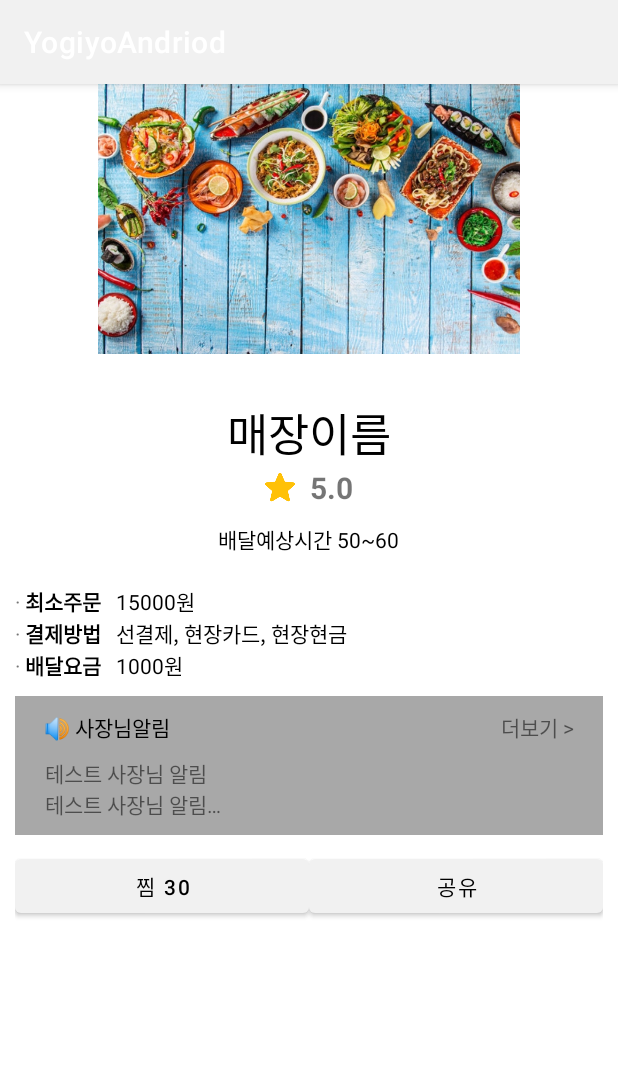
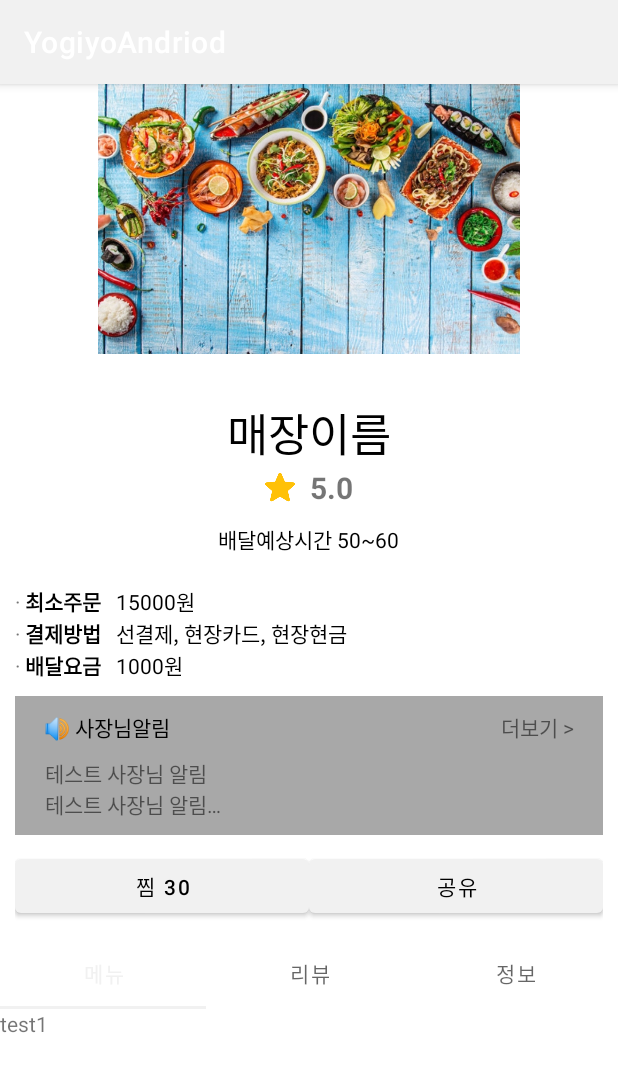
Before and after one commit to aqp1234/YogiyoAndriod, an Android app: the Detail_restaurant screen opened directly, with no data from a screen before it, on a phone screen of 412 x 824 dp. Shown: the top 1072 px of the screen. Run offline under Robolectric (Android 15) with nearby library versions, the phone set to English and light mode, and no system bars.

Commit message:
add Restaurant_Detail_Fragment
매장 정보 탭에서 하단에 TabLayout과 Fragment 를 이용하여 메뉴,리뷰,정보 란을 선택하여 확인 할수 있게 기능 추가(UI적용 X)

```diff
--- a/app/src/main/java/com/kms/yogiyoandriod/Detail_restaurant.kt
+++ b/app/src/main/java/com/kms/yogiyoandriod/Detail_restaurant.kt
@@ -2,11 +2,30 @@ package com.kms.yogiyoandriod
 
 import android.os.Bundle
 import androidx.appcompat.app.AppCompatActivity
+import androidx.viewpager2.widget.ViewPager2
+import com.google.android.material.tabs.TabLayout
+import com.google.android.material.tabs.TabLayoutMediator
 
 class Detail_restaurant : AppCompatActivity() {
     override fun onCreate(savedInstanceState: Bundle?) {
         super.onCreate(savedInstanceState)
         setContentView(R.layout.restaurant_datail)
 
+        initViewPager2WithFragments()
     }
+
+    private fun initViewPager2WithFragments() {
+        var viewPager : ViewPager2 = findViewById(R.id.pager)
+        var adapter = ViewPagerStateAdapter(supportFragmentManager, lifecycle)
+        viewPager.adapter = adapter
+
+        viewPager.orientation = ViewPager2.ORIENTATION_HORIZONTAL
+
+        var tabLayout : TabLayout = findViewById(R.id.tab_layout)
+        var names : ArrayList<String> = arrayListOf("메뉴", "리뷰", "정보")
+        TabLayoutMediator(tabLayout, viewPager){
+            tab, position ->  tab.text = names[position]
+        }.attach()
+    }
+
 }
--- /dev/null
+++ b/app/src/main/java/com/kms/yogiyoandriod/Restaurant_Information_Fragment.kt
@@ -0,0 +1,14 @@
+package com.kms.yogiyoandriod
+
+import android.os.Bundle
+import android.view.LayoutInflater
+import android.view.View
+import android.view.ViewGroup
+import androidx.fragment.app.Fragment
+
+class Restaurant_Information_Fragment : Fragment(){
+    override fun onCreateView(inflater: LayoutInflater, container: ViewGroup?, savedInstanceState: Bundle?): View? {
+        val view = inflater.inflate(R.layout.fragment_restaurant_menu, container, false)
+        return view
+    }
+}
--- /dev/null
+++ b/app/src/main/java/com/kms/yogiyoandriod/Restaurant_Menu_Fragment.kt
@@ -0,0 +1,14 @@
+package com.kms.yogiyoandriod
+
+import android.os.Bundle
+import android.view.LayoutInflater
+import android.view.View
+import android.view.ViewGroup
+import androidx.fragment.app.Fragment
+
+class Restaurant_Menu_Fragment : Fragment(){
+    override fun onCreateView(inflater: LayoutInflater, container: ViewGroup?, savedInstanceState: Bundle?): View? {
+        val view = inflater.inflate(R.layout.fragment_restaurant_menu, container, false)
+        return view
+    }
+}
--- /dev/null
+++ b/app/src/main/java/com/kms/yogiyoandriod/Restaurant_Review_Fragment.kt
@@ -0,0 +1,14 @@
+package com.kms.yogiyoandriod
+
+import android.os.Bundle
+import android.view.LayoutInflater
+import android.view.View
+import android.view.ViewGroup
+import androidx.fragment.app.Fragment
+
+class Restaurant_Review_Fragment : Fragment(){
+    override fun onCreateView(inflater: LayoutInflater, container: ViewGroup?, savedInstanceState: Bundle?): View? {
+        val view = inflater.inflate(R.layout.fragment_restaurant_menu, container, false)
+        return view
+    }
+}
--- /dev/null
+++ b/app/src/main/java/com/kms/yogiyoandriod/ViewPagerStateAdapter.kt
@@ -0,0 +1,23 @@
+package com.kms.yogiyoandriod
+
+import androidx.fragment.app.Fragment
+import androidx.fragment.app.FragmentManager
+import androidx.lifecycle.Lifecycle
+import androidx.viewpager2.adapter.FragmentStateAdapter
+
+class ViewPagerStateAdapter(fragmentManager: FragmentManager, lifecycle: Lifecycle) : FragmentStateAdapter(fragmentManager, lifecycle) {
+
+    var fragments : ArrayList<Fragment> = arrayListOf(
+            Restaurant_Menu_Fragment(),
+            Restaurant_Review_Fragment(),
+            Restaurant_Information_Fragment()
+    )
+
+    override fun createFragment(position: Int): Fragment {
+        return fragments[position]
+    }
+
+    override fun getItemCount(): Int {
+        return fragments.size
+    }
+}
--- /dev/null
+++ b/app/src/main/res/layout/fragment_restaurant_menu.xml
@@ -0,0 +1,13 @@
+<?xml version="1.0" encoding="utf-8"?>
+<LinearLayout
+    android:orientation="vertical"
+    xmlns:android="http://schemas.android.com/apk/res/android"
+    android:layout_width="match_parent"
+    android:layout_height="match_parent">
+
+    <TextView
+        android:text="test1"
+        android:layout_width="wrap_content"
+        android:layout_height="wrap_content"/>
+
+</LinearLayout>
--- a/app/src/main/res/layout/restaurant_datail.xml
+++ b/app/src/main/res/layout/restaurant_datail.xml
@@ -178,5 +178,13 @@
                 android:layout_width="wrap_content"
                 android:layout_height="match_parent"/>
         </GridLayout>
+        <com.google.android.material.tabs.TabLayout
+            android:id="@+id/tab_layout"
+            android:layout_width="match_parent"
+            android:layout_height="wrap_content"/>
+        <androidx.viewpager2.widget.ViewPager2
+            android:id="@+id/pager"
+            android:layout_width="match_parent"
+            android:layout_height="wrap_content"/>
     </LinearLayout>
 </ScrollView>
```
Also changed, not shown: app/src/main/res/layout/fragment_restaurant_information.xml (added, +13 -0 lines), app/src/main/res/layout/fragment_restaurant_review.xml (added, +13 -0 lines).
